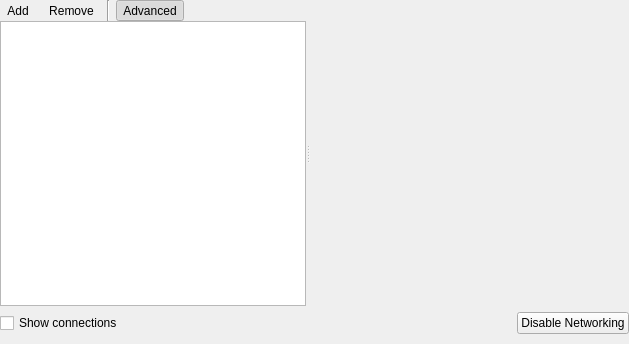
Qt form kcm/NetworkKCM.ui (KDE/plasma-nm) before a commit.
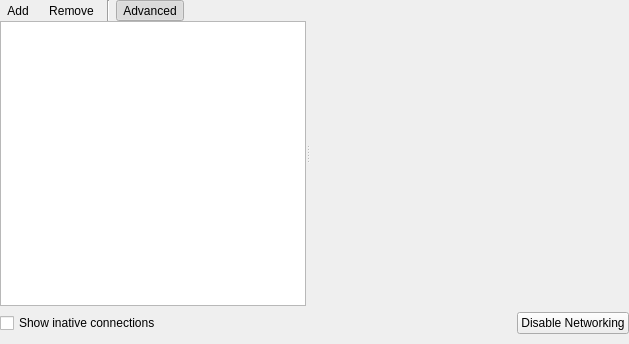
The same form after that commit. Custom widgets are drawn as their Qt base class.

Commit message: Improved DeviceConnectionModel to better handle connections and sort them accordinly

Diff of the .ui file:
```diff
--- a/kcm/NetworkKCM.ui
+++ b/kcm/NetworkKCM.ui
@@ -26,7 +26,7 @@
    <item row="1" column="0">
     <widget class="QCheckBox" name="showConnectionsCB">
      <property name="text">
-      <string>Show connections</string>
+      <string>Show inative connections</string>
      </property>
     </widget>
    </item>
```
The commit also changes 6 other files.
